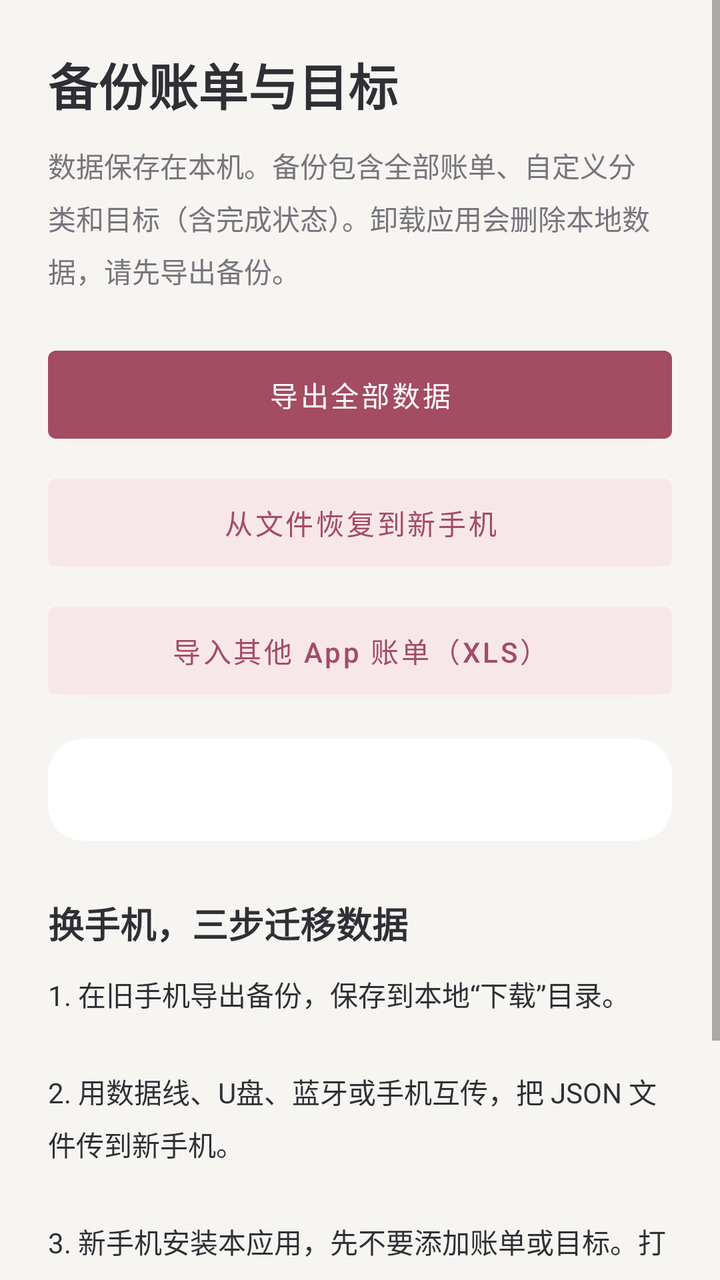
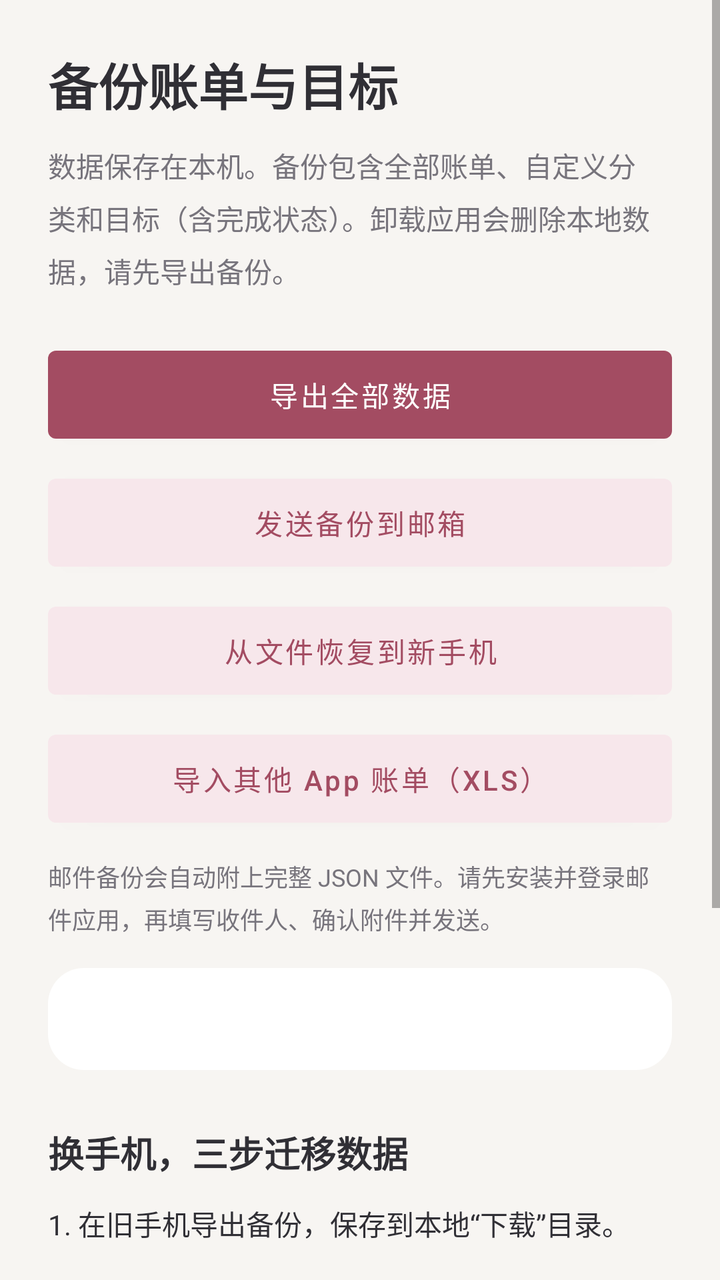

Screens rendered from an Android XML layout before and after an edit, with the pre-edit source and the edit as a unified diff.
<!-- AndroidManifest.xml: application theme Theme.FutureRealization -->
<!-- res/layout/activity_backup.xml -->
<?xml version="1.0" encoding="utf-8"?>
<ScrollView xmlns:android="http://schemas.android.com/apk/res/android"
    xmlns:app="http://schemas.android.com/apk/res-auto"
    android:layout_width="match_parent" android:layout_height="match_parent" android:background="@color/ledger_background" android:fillViewport="true">
    <LinearLayout android:layout_width="match_parent" android:layout_height="wrap_content" android:orientation="vertical" android:padding="24dp">
        <TextView android:layout_width="match_parent" android:layout_height="wrap_content" android:text="备份账单与目标"
            android:textSize="25sp" android:textStyle="bold" android:textColor="@color/ledger_text" />
        <TextView android:layout_width="match_parent" android:layout_height="wrap_content" android:layout_marginTop="12dp"
            android:text="数据保存在本机。备份包含全部账单、自定义分类和目标（含完成状态）。卸载应用会删除本地数据，请先导出备份。"
            android:textSize="14sp" android:lineSpacingExtra="6dp" android:textColor="@color/ledger_muted" />
        <Button android:id="@+id/export_backup" android:layout_width="match_parent" android:layout_height="56dp"
            android:layout_marginTop="24dp" android:text="导出全部数据" android:textColor="@color/white" app:backgroundTint="@color/ledger_accent" />
        <Button android:id="@+id/import_backup" android:layout_width="match_parent" android:layout_height="56dp"
            android:layout_marginTop="8dp" android:text="从文件恢复到新手机" android:textColor="@color/ledger_accent" app:backgroundTint="@color/ledger_soft" />
        <Button android:id="@+id/open_xls_import" android:layout_width="match_parent" android:layout_height="56dp"
            android:layout_marginTop="8dp" android:text="导入其他 App 账单（XLS）" android:textColor="@color/ledger_accent" app:backgroundTint="@color/ledger_soft" />
        <TextView android:id="@+id/backup_status" android:layout_width="match_parent" android:layout_height="wrap_content"
            android:layout_marginTop="16dp" android:padding="16dp" android:background="@drawable/ledger_card"
            android:textSize="14sp" android:lineSpacingExtra="5dp" android:textColor="@color/ledger_text" android:textIsSelectable="true" />
        <TextView android:layout_width="match_parent" android:layout_height="wrap_content" android:layout_marginTop="28dp"
            android:text="换手机，三步迁移数据" android:textSize="18sp" android:textStyle="bold" android:textColor="@color/ledger_text" />
        <TextView android:layout_width="match_parent" android:layout_height="wrap_content" android:layout_marginTop="12dp"
            android:text="1. 在旧手机导出备份，保存到本地“下载”目录。\n\n2. 用数据线、U盘、蓝牙或手机互传，把 JSON 文件传到新手机。\n\n3. 新手机安装本应用，先不要添加账单或目标。打开此页，选择备份文件并确认恢复。核对账单、目标与完成状态后，再处理旧手机。"
            android:textSize="14sp" android:lineSpacingExtra="6dp" android:textColor="@color/ledger_text" />
        <TextView android:layout_width="match_parent" android:layout_height="wrap_content" android:layout_marginTop="20dp"
            android:text="备份是未加密的文件，请妥善保管。选择系统文件位置时可保存到本地，本应用不会主动上传。建议另外在电脑保留一份。"
            android:textSize="12sp" android:lineSpacingExtra="4dp" android:textColor="@color/ledger_muted" />
    </LinearLayout>
</ScrollView>
<!-- resources referenced by this layout -->
<resources>
  <color name="ledger_accent">#A34C62</color>
  <color name="ledger_background">#F7F5F2</color>
  <color name="ledger_muted">#77747C</color>
  <color name="ledger_soft">#F7E7EB</color>
  <color name="ledger_text">#302F35</color>
  <color name="white">#FFFFFFFF</color>
  <!-- drawable ledger_card (drawable) -->
  <?xml version="1.0" encoding="utf-8"?>
  <shape xmlns:android="http://schemas.android.com/apk/res/android" android:shape="rectangle">
      <solid android:color="@color/ledger_surface" />
      <corners android:radius="18dp" />
  </shape>
  <style name="Theme.FutureRealization" parent="Theme.MaterialComponents.DayNight.DarkActionBar">
          
          
          <item name="colorPrimaryVariant">@color/app_theme_color</item>
          <item name="colorOnPrimary">@color/white</item>
          
          <item name="colorSecondary">@color/teal_200</item>
          <item name="colorSecondaryVariant">@color/teal_700</item>
          <item name="colorOnSecondary">@color/black</item>
          
          <item name="android:statusBarColor" tools:targetApi="l">?attr/colorPrimaryVariant</item>
          
          <item name="textAllCaps">false</item>
          <item name="colorAccent">@color/app_theme_color</item>
          <item name="colorPrimary">@color/app_theme_color</item>
          <item name="colorPrimaryDark">@color/app_theme_color</item>
      </style>
  <color name="ledger_surface">#FFFFFF</color>
  <color name="app_theme_color">@color/ledger_accent</color>
  <color name="teal_200">#FF03DAC5</color>
  <color name="teal_700">#FF018786</color>
  <color name="black">#FF000000</color>
</resources>

<!-- the commit's change to res/layout/activity_backup.xml (unified diff, before → after) -->
@@ -10,10 +10,15 @@
             android:textSize="14sp" android:lineSpacingExtra="6dp" android:textColor="@color/ledger_muted" />
         <Button android:id="@+id/export_backup" android:layout_width="match_parent" android:layout_height="56dp"
             android:layout_marginTop="24dp" android:text="导出全部数据" android:textColor="@color/white" app:backgroundTint="@color/ledger_accent" />
+        <Button android:id="@+id/email_backup" android:layout_width="match_parent" android:layout_height="56dp"
+            android:layout_marginTop="8dp" android:text="发送备份到邮箱" android:textColor="@color/ledger_accent" app:backgroundTint="@color/ledger_soft" />
         <Button android:id="@+id/import_backup" android:layout_width="match_parent" android:layout_height="56dp"
             android:layout_marginTop="8dp" android:text="从文件恢复到新手机" android:textColor="@color/ledger_accent" app:backgroundTint="@color/ledger_soft" />
         <Button android:id="@+id/open_xls_import" android:layout_width="match_parent" android:layout_height="56dp"
             android:layout_marginTop="8dp" android:text="导入其他 App 账单（XLS）" android:textColor="@color/ledger_accent" app:backgroundTint="@color/ledger_soft" />
+        <TextView android:layout_width="match_parent" android:layout_height="wrap_content" android:layout_marginTop="12dp"
+            android:text="邮件备份会自动附上完整 JSON 文件。请先安装并登录邮件应用，再填写收件人、确认附件并发送。"
+            android:textSize="12sp" android:lineSpacingExtra="4dp" android:textColor="@color/ledger_muted" />
         <TextView android:id="@+id/backup_status" android:layout_width="match_parent" android:layout_height="wrap_content"
             android:layout_marginTop="16dp" android:padding="16dp" android:background="@drawable/ledger_card"
             android:textSize="14sp" android:lineSpacingExtra="5dp" android:textColor="@color/ledger_text" android:textIsSelectable="true" />
